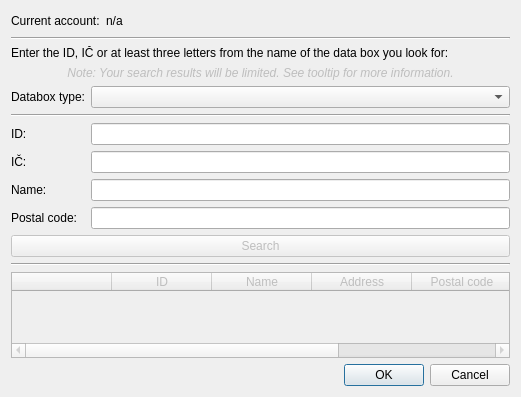
The window that src/gui/ui/dlg_ds_search.ui (psakar/datovka) describes before a commit, drawn with Qt 5.
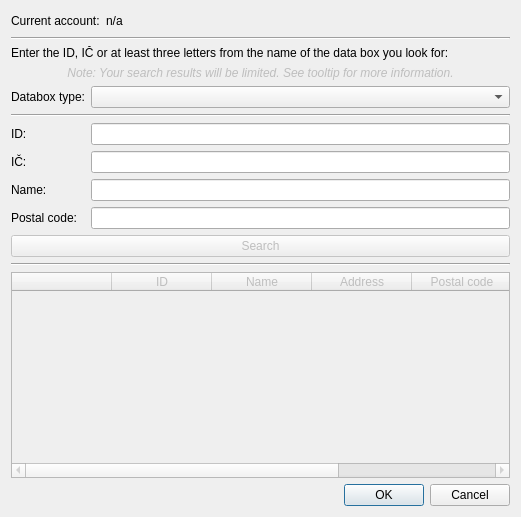
The same window after the commit. Icons and pictures are not drawn.

Commit message: Fixed checkbox selection in the search dialog (issue #88)

The edit to the form file:
```diff
--- a/src/gui/ui/dlg_ds_search.ui
+++ b/src/gui/ui/dlg_ds_search.ui
@@ -7,7 +7,7 @@
     <x>0</x>
     <y>0</y>
     <width>521</width>
-    <height>397</height>
+    <height>517</height>
    </rect>
   </property>
   <property name="windowTitle">
```
The commit also changes 2 other files.
